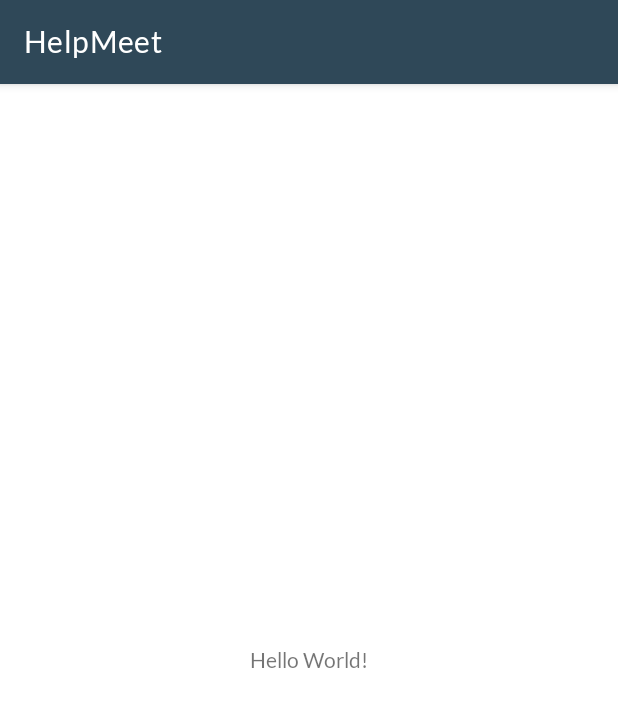
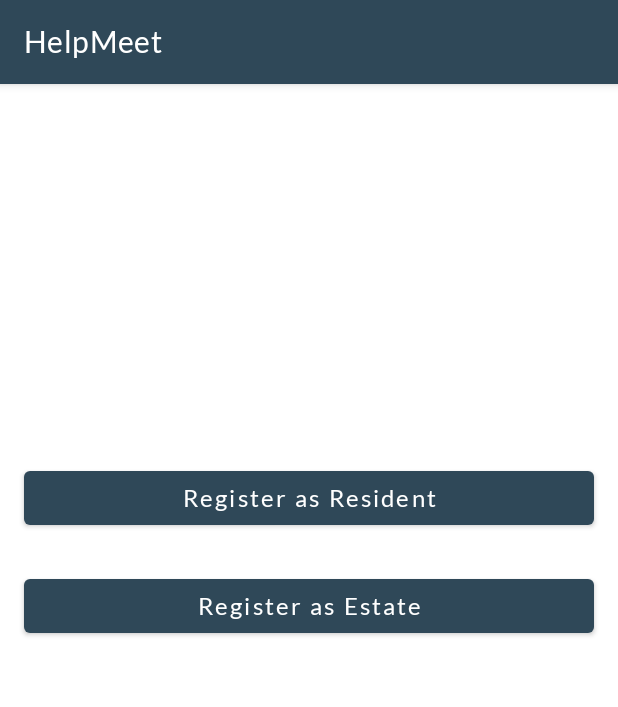
Before and after one commit to Hibecode/HelpMeet, an Android app: the screen it shows after launch (MainActivity), on a phone screen of 412 x 824 dp. Shown: the top 707 px of the screen. Run offline under Robolectric (Android 15) with nearby library versions, the phone set to English and light mode, and no system bars; Roboto replaces fonts that are not available here.

Commit message:
Add viewBinding and set up navigation in choose registration screen

```diff
--- a/app/build.gradle
+++ b/app/build.gradle
@@ -29,6 +29,10 @@ android {
     kotlinOptions {
         jvmTarget = '1.8'
     }
+
+    buildFeatures {
+        viewBinding = true
+    }
 }
 
 dependencies {
--- a/app/src/main/java/com/example/helpmeet/MainActivity.kt
+++ b/app/src/main/java/com/example/helpmeet/MainActivity.kt
@@ -1,11 +1,39 @@
 package com.example.helpmeet
 
+import android.content.Intent
 import androidx.appcompat.app.AppCompatActivity
 import android.os.Bundle
+import android.provider.AlarmClock.EXTRA_MESSAGE
+import com.example.helpmeet.databinding.ActivityChooseRegistrationBinding
+import com.example.helpmeet.databinding.ActivityLoginBinding
+import com.example.helpmeet.login.ChooseRegistrationActivity
+import com.example.helpmeet.login.EstateRegistrationActivity
+import com.example.helpmeet.login.ResidentRegistrationActivity
 
 class MainActivity : AppCompatActivity() {
+
+    private lateinit var binding: ActivityChooseRegistrationBinding
     override fun onCreate(savedInstanceState: Bundle?) {
         super.onCreate(savedInstanceState)
-        setContentView(R.layout.activity_main)
+        val binding = ActivityChooseRegistrationBinding.inflate(layoutInflater)
+        val view = binding.root
+        setContentView(view)
+
+        binding.chooseResidentButton.setOnClickListener {
+            val intent = Intent(this, ResidentRegistrationActivity::class.java).apply {
+                putExtra(EXTRA_MESSAGE, "something")
+            }
+            startActivity(intent)
+        }
+
+
+        binding.chooseEstateButton.setOnClickListener {
+            val intent = Intent(this, EstateRegistrationActivity::class.java).apply {
+                putExtra(EXTRA_MESSAGE, "something")
+            }
+            startActivity(intent)
+        }
+
+
     }
 }
--- a/app/src/main/java/com/example/helpmeet/login/EstateRegistrationActivity.kt
+++ b/app/src/main/java/com/example/helpmeet/login/EstateRegistrationActivity.kt
@@ -7,6 +7,6 @@ import com.example.helpmeet.R
 class EstateRegistrationActivity : AppCompatActivity() {
     override fun onCreate(savedInstanceState: Bundle?) {
         super.onCreate(savedInstanceState)
-        setContentView(R.layout.activity_choose_registration)
+        setContentView(R.layout.activity_estate_registration)
     }
 }
--- a/app/src/main/res/layout/activity_choose_registration.xml
+++ b/app/src/main/res/layout/activity_choose_registration.xml
@@ -8,7 +8,7 @@
 
 
     <Button
-        android:id="@+id/button"
+        android:id="@+id/chooseResidentButton"
         android:layout_width="0dp"
         android:layout_height="wrap_content"
         android:layout_marginStart="16dp"
@@ -24,15 +24,15 @@
         app:layout_constraintTop_toTopOf="parent" />
 
     <Button
-        android:id="@+id/button2"
+        android:id="@+id/chooseEstateButton"
         android:layout_width="0dp"
         android:layout_height="wrap_content"
         android:layout_marginTop="24dp"
         android:text="Register as Estate"
         android:textAllCaps="false"
         android:textSize="16sp"
-        app:layout_constraintEnd_toEndOf="@+id/button"
+        app:layout_constraintEnd_toEndOf="@+id/chooseResidentButton"
         app:layout_constraintHorizontal_bias="0.0"
-        app:layout_constraintStart_toStartOf="@+id/button"
-        app:layout_constraintTop_toBottomOf="@+id/button" />
+        app:layout_constraintStart_toStartOf="@+id/chooseResidentButton"
+        app:layout_constraintTop_toBottomOf="@+id/chooseResidentButton" />
 </androidx.constraintlayout.widget.ConstraintLayout>
```
